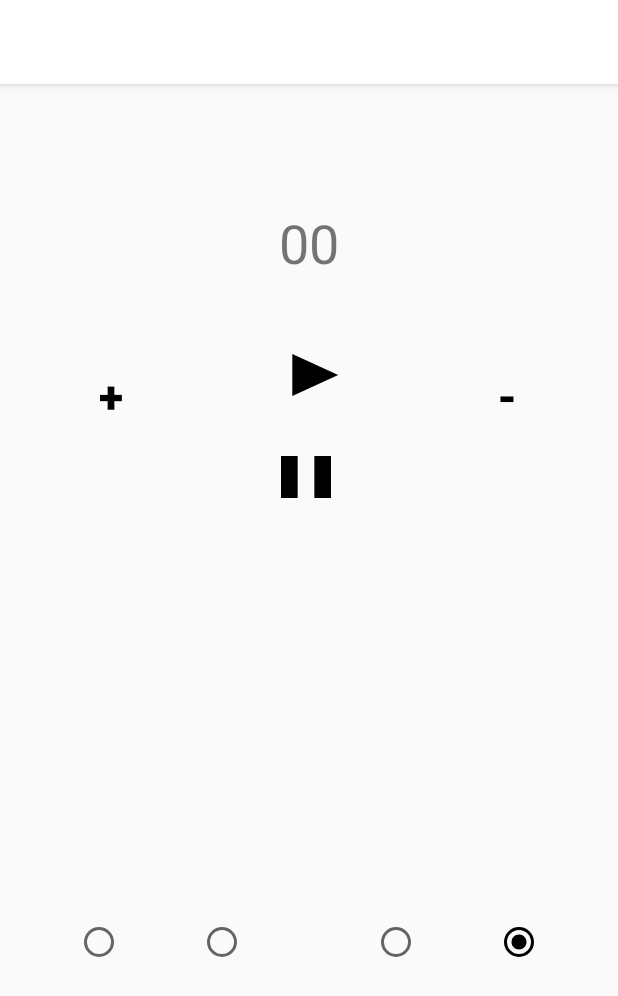
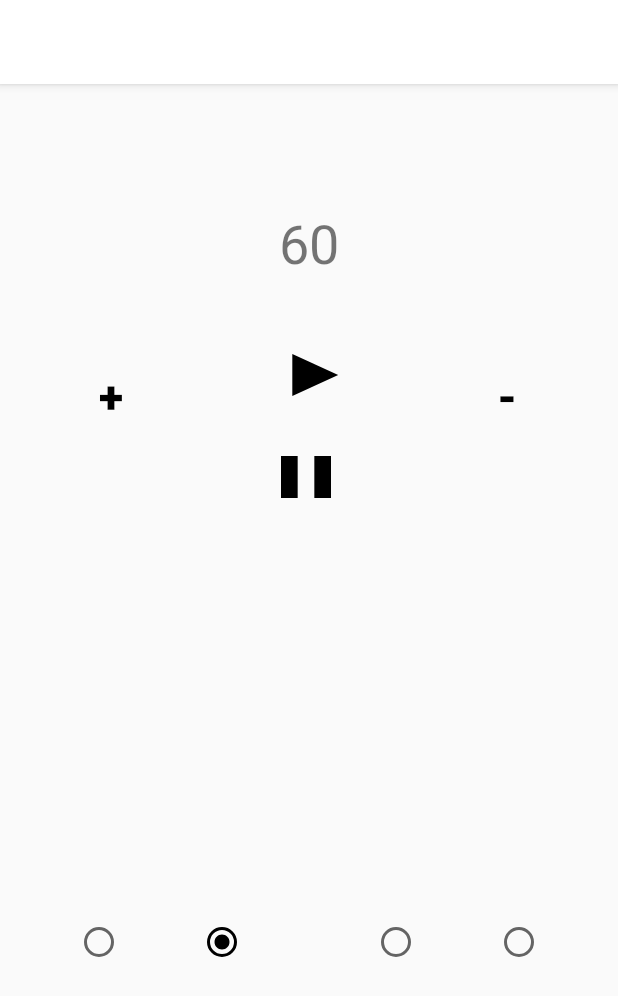
Before and after one commit to adriiii1/Metronomo, an Android app: the screen it shows after launch (MainActivity), after a tap on an icon or button, on a phone screen of 412 x 824 dp. Shown: the top 996 px of the screen. Run offline under Robolectric (Android 15) with nearby library versions, the phone set to English and light mode, and no system bars.

Commit message:
Sonidos mejores

```diff
--- a/app/src/main/java/com/example/adri/metronomo/MainActivity.kt
+++ b/app/src/main/java/com/example/adri/metronomo/MainActivity.kt
@@ -15,10 +15,10 @@ class MainActivity : AppCompatActivity() {
         super.onCreate(savedInstanceState)
         setContentView(R.layout.activity_main)
 
-        var bpm:Long=120
+        var bpm:Long=60
         var time:Double= (bpm/60).toDouble()
-        var mp:MediaPlayer = MediaPlayer.create(this,R.raw.beep1)
-        var mp2:MediaPlayer=MediaPlayer.create(this,R.raw.beep2)
+        var mp:MediaPlayer = MediaPlayer.create(this,R.raw.bar1)
+        var mp2:MediaPlayer=MediaPlayer.create(this,R.raw.beat3)
         var comp:Int=0
 
         val runnable = object : Runnable {
--- a/app/src/main/res/layout/activity_main.xml
+++ b/app/src/main/res/layout/activity_main.xml
@@ -73,7 +73,7 @@
             app:layout_constraintEnd_toEndOf="parent" app:layout_constraintBottom_toBottomOf="parent"
             android:layout_marginBottom="180dp" android:visibility="visible"/>
     <TextView
-            android:text="00"
+            android:text="60"
             android:layout_width="wrap_content"
             android:layout_height="wrap_content"
             android:id="@+id/txtBPM" app:layout_constraintTop_toTopOf="parent"
```
Also changed, not shown: 2 other files.
